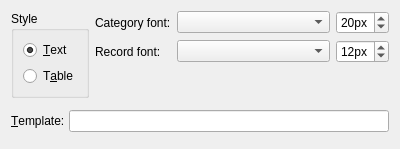
The window that plugins/exp-pdf/pdfexportwidget.ui (martin-kudlicka/vocabulary-master) describes before a commit, drawn with Qt 5.
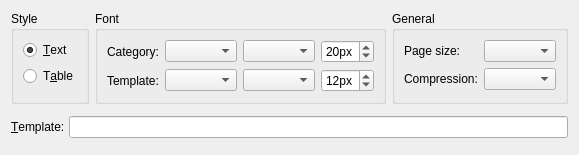
The same window after the commit.

Commit message: + font selection for category, template and marks (single-byte fonts only for now)

Diff of the .ui file:
```diff
--- a/plugins/exp-pdf/pdfexportwidget.ui
+++ b/plugins/exp-pdf/pdfexportwidget.ui
@@ -6,7 +6,7 @@
    <rect>
     <x>0</x>
     <y>0</y>
-    <width>400</width>
+    <width>532</width>
     <height>148</height>
    </rect>
   </property>
@@ -62,11 +62,18 @@
       </widget>
      </item>
      <item>
-      <layout class="QFormLayout" name="formLayout">
+      <widget class="QGroupBox" name="qgbFont">
+       <property name="title">
+        <string>Font</string>
+       </property>
+       <layout class="QFormLayout" name="qflFontLayout">
+        <property name="fieldGrowthPolicy">
+         <enum>QFormLayout::AllNonFixedFieldsGrow</enum>
+        </property>
        <item row="0" column="0">
-        <widget class="QLabel" name="label_4">
+         <widget class="QLabel" name="label_6">
          <property name="text">
-          <string>Category font:</string>
+           <string>Category:</string>
          </property>
         </widget>
        </item>
@@ -75,14 +82,11 @@
          <item>
           <widget class="QComboBox" name="qcbCategoryFont"/>
          </item>
+          <item>
+           <widget class="QComboBox" name="qcbCategoryEncoding"/>
+          </item>
          <item>
           <widget class="QSpinBox" name="qsbCategoryFontSize">
-           <property name="sizePolicy">
-            <sizepolicy hsizetype="Maximum" vsizetype="Fixed">
-             <horstretch>0</horstretch>
-             <verstretch>0</verstretch>
-            </sizepolicy>
-           </property>
            <property name="suffix">
             <string>px</string>
            </property>
@@ -97,9 +101,9 @@
         </layout>
        </item>
        <item row="1" column="0">
-        <widget class="QLabel" name="label_5">
+         <widget class="QLabel" name="label_7">
          <property name="text">
-          <string>Record font:</string>
+           <string>Template:</string>
          </property>
         </widget>
        </item>
@@ -109,13 +113,10 @@
           <widget class="QComboBox" name="qcbRecordFont"/>
          </item>
          <item>
-          <widget class="QSpinBox" name="qsbRecordFontSize">
-           <property name="sizePolicy">
-            <sizepolicy hsizetype="Maximum" vsizetype="Fixed">
-             <horstretch>0</horstretch>
-             <verstretch>0</verstretch>
-            </sizepolicy>
-           </property>
+           <widget class="QComboBox" name="qcbTemplateEncoding"/>
+          </item>
+          <item>
+           <widget class="QSpinBox" name="qsbTemplateFontSize">
            <property name="suffix">
             <string>px</string>
            </property>
@@ -130,6 +131,36 @@
         </layout>
        </item>
       </layout>
+      </widget>
+     </item>
+     <item>
+      <widget class="QGroupBox" name="groupBox_3">
+       <property name="title">
+        <string>General</string>
+       </property>
+       <layout class="QFormLayout" name="formLayout">
+        <item row="0" column="0">
+         <widget class="QLabel" name="label_4">
+          <property name="text">
+           <string>Page size:</string>
+          </property>
+         </widget>
+        </item>
+        <item row="0" column="1">
+         <widget class="QComboBox" name="qcbPageSize"/>
+        </item>
+        <item row="1" column="0">
+         <widget class="QLabel" name="label_5">
+          <property name="text">
+           <string>Compression:</string>
+          </property>
+         </widget>
+        </item>
+        <item row="1" column="1">
+         <widget class="QComboBox" name="qcbCompression"/>
+        </item>
+       </layout>
+      </widget>
      </item>
     </layout>
    </item>
```
Left out of the diff: 2 changed lines with no effect on the pictures. Lines whose indentation alone changed are shown as unchanged. The commit also changes 4 other files.
